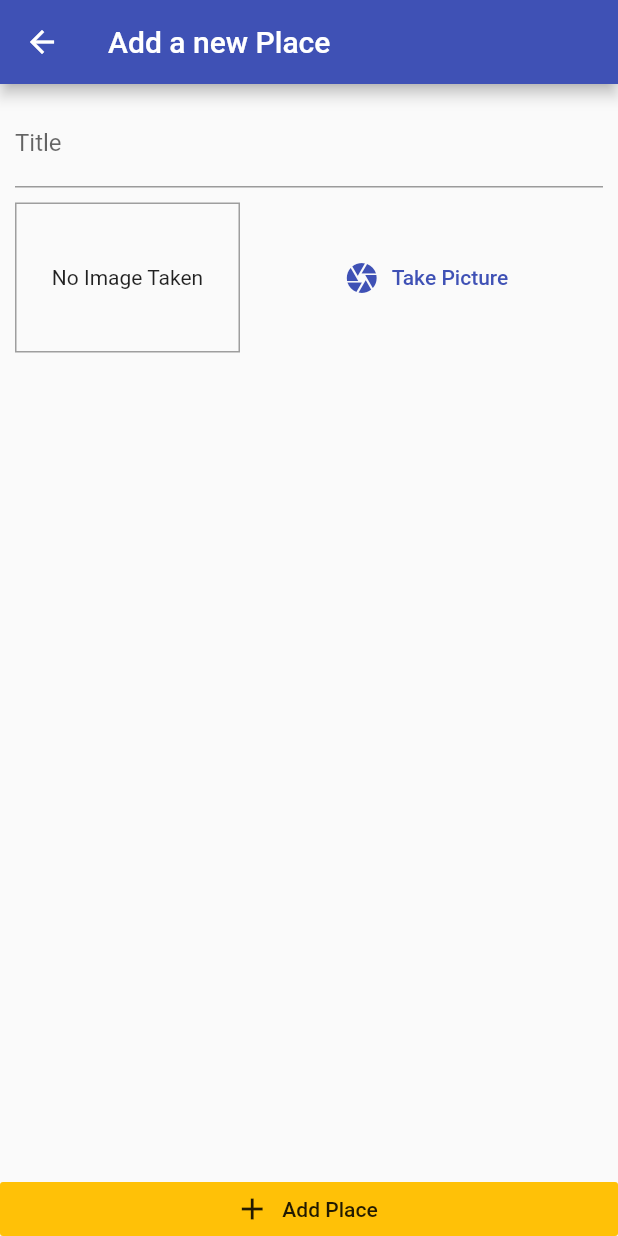
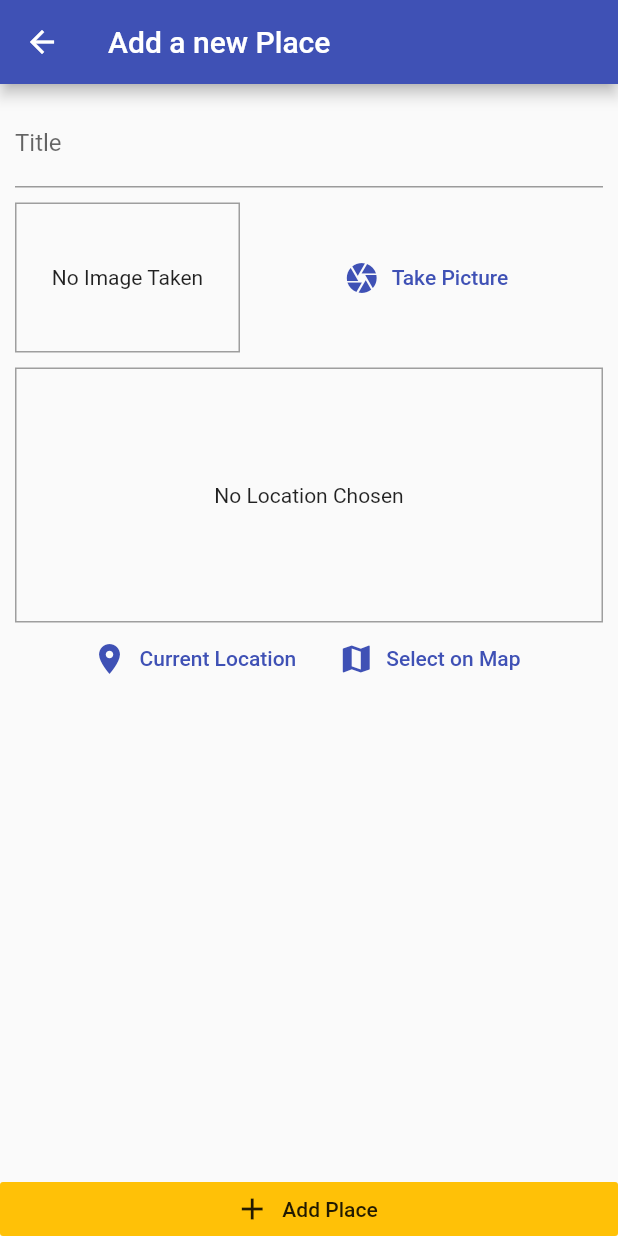
Before and after one commit to huuthuan-nguyen/great-places-app, a Flutter app: the AddPlaceScreen screen opened by its route, on a phone screen of 412 x 824 dp. Run offline on Flutter 3.47's test engine with Material 2 defaults, Android fonts, the phone set to English and light mode, and no system bars; our stand-ins replace image_picker, sqflite; accounts and stored records are empty.

Commit message:
adding a location input and the Location package

```diff
--- a/lib/screens/add_place_screen.dart
+++ b/lib/screens/add_place_screen.dart
@@ -1,5 +1,6 @@
 import 'package:flutter/material.dart';
 import 'package:great_places_app/widgets/image_input.dart';
+import 'package:great_places_app/widgets/location_input.dart';
 import 'dart:io';
 import 'package:provider/provider.dart';
 import 'package:great_places_app/providers/great_places.dart';
@@ -53,6 +54,10 @@ class _AddPlaceScreenState extends State<AddPlaceScreen> {
                       height: 10,
                     ),
                     ImageInput(_selectImage),
+                    const SizedBox(
+                      height: 10,
+                    ),
+                    const LocationInput(),
                   ],
                 ),
               ),
--- /dev/null
+++ b/lib/widgets/location_input.dart
@@ -0,0 +1,55 @@
+import 'package:flutter/material.dart';
+
+class LocationInput extends StatefulWidget {
+  const LocationInput({Key? key}) : super(key: key);
+
+  @override
+  State<LocationInput> createState() => _LocationInputState();
+}
+
+class _LocationInputState extends State<LocationInput> {
+  String? _previewImageUrl;
+
+  @override
+  Widget build(BuildContext context) {
+    return Column(
+      children: <Widget>[
+        Container(
+          height: 170,
+          width: double.infinity,
+          alignment: Alignment.center,
+          decoration: BoxDecoration(
+            border: Border.all(width: 1, color: Colors.grey),
+          ),
+          child: _previewImageUrl == null
+              ? const Text(
+                  'No Location Chosen',
+                  textAlign: TextAlign.center,
+                )
+              : Image.network(
+                  _previewImageUrl!,
+                  fit: BoxFit.cover,
+                  width: double.infinity,
+                ),
+        ),
+        Row(
+          mainAxisAlignment: MainAxisAlignment.center,
+          children: <Widget>[
+            FlatButton.icon(
+              onPressed: () {},
+              icon: const Icon(Icons.location_on),
+              label: const Text('Current Location'),
+              textColor: Theme.of(context).primaryColor,
+            ),
+            FlatButton.icon(
+              onPressed: () {},
+              icon: const Icon(Icons.map),
+              label: const Text('Select on Map'),
+              textColor: Theme.of(context).primaryColor,
+            ),
+          ],
+        )
+      ],
+    );
+  }
+}
--- a/pubspec.yaml
+++ b/pubspec.yaml
@@ -39,6 +39,7 @@ dependencies:
   path_provider: ^2.0.11
   path: ^1.8.1
   sqflite: ^2.0.3+1
+  location: ^4.4.0
 
 dev_dependencies:
   flutter_test:
```
Also changed, not shown: pubspec.lock, 1 other file.
